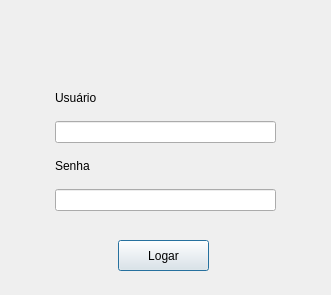
This is frm_login.ui in ustop0/TCC as Qt 5 draws it before an edit. The edited form follows.
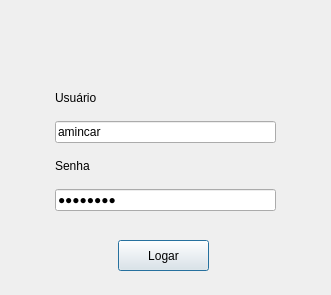
This is the edited form.

Diff of the .ui file:
```diff
--- a/frm_login.ui
+++ b/frm_login.ui
@@ -44,7 +44,11 @@
      </widget>
     </item>
     <item>
-     <widget class="QLineEdit" name="txt_usuario"/>
+     <widget class="QLineEdit" name="txt_usuario">
+      <property name="text">
+       <string>amincar</string>
+      </property>
+     </widget>
     </item>
     <item>
      <widget class="QLabel" name="label_2">
@@ -55,6 +59,9 @@
     </item>
     <item>
      <widget class="QLineEdit" name="txt_senha">
+      <property name="text">
+       <string>12meurex</string>
+      </property>
       <property name="echoMode">
        <enum>QLineEdit::Password</enum>
       </property>
```
Left out of the diff: 2 changed lines with no effect on the pictures.
